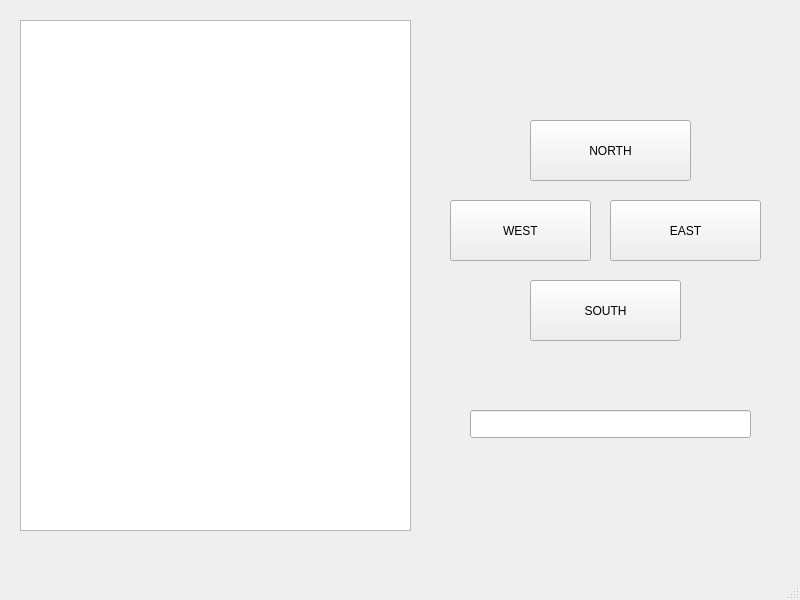
Qt form mainwindow.ui (dylan-teehan-skc/QTZork) before a commit.
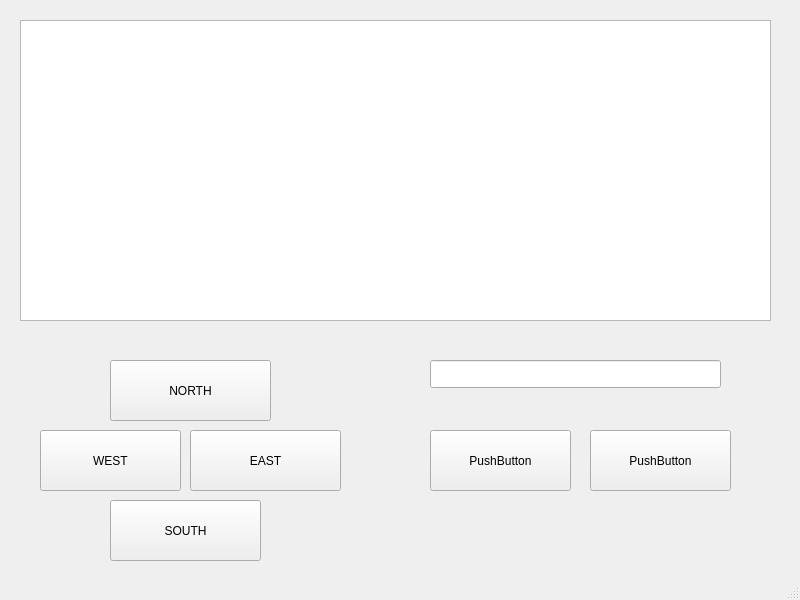
The same form after that commit.

```diff
--- a/mainwindow.ui
+++ b/mainwindow.ui
@@ -17,9 +17,9 @@
    <widget class="QLineEdit" name="lineEdit">
     <property name="geometry">
      <rect>
-      <x>470</x>
-      <y>410</y>
-      <width>281</width>
+      <x>430</x>
+      <y>360</y>
+      <width>291</width>
       <height>28</height>
      </rect>
     </property>
@@ -30,8 +30,8 @@
    <widget class="QPushButton" name="goNorthButton">
     <property name="geometry">
      <rect>
-      <x>530</x>
-      <y>120</y>
+      <x>110</x>
+      <y>360</y>
       <width>161</width>
       <height>61</height>
      </rect>
@@ -43,8 +43,8 @@
    <widget class="QPushButton" name="goWestButton">
     <property name="geometry">
      <rect>
-      <x>450</x>
-      <y>200</y>
+      <x>40</x>
+      <y>430</y>
       <width>141</width>
       <height>61</height>
      </rect>
@@ -56,8 +56,8 @@
    <widget class="QPushButton" name="goEastButton">
     <property name="geometry">
      <rect>
-      <x>610</x>
-      <y>200</y>
+      <x>190</x>
+      <y>430</y>
       <width>151</width>
       <height>61</height>
      </rect>
@@ -69,8 +69,8 @@
    <widget class="QPushButton" name="goSouthButton">
     <property name="geometry">
      <rect>
-      <x>530</x>
-      <y>280</y>
+      <x>110</x>
+      <y>500</y>
       <width>151</width>
       <height>61</height>
      </rect>
@@ -84,11 +84,37 @@
      <rect>
       <x>20</x>
       <y>20</y>
-      <width>391</width>
-      <height>511</height>
+      <width>751</width>
+      <height>301</height>
      </rect>
     </property>
    </widget>
+   <widget class="QPushButton" name="pushButton">
+    <property name="geometry">
+     <rect>
+      <x>430</x>
+      <y>430</y>
+      <width>141</width>
+      <height>61</height>
+     </rect>
+    </property>
+    <property name="text">
+     <string>PushButton</string>
+    </property>
+   </widget>
+   <widget class="QPushButton" name="pushButton_2">
+    <property name="geometry">
+     <rect>
+      <x>590</x>
+      <y>430</y>
+      <width>141</width>
+      <height>61</height>
+     </rect>
+    </property>
+    <property name="text">
+     <string>PushButton</string>
+    </property>
+   </widget>
   </widget>
   <widget class="QStatusBar" name="statusbar"/>
  </widget>
```
